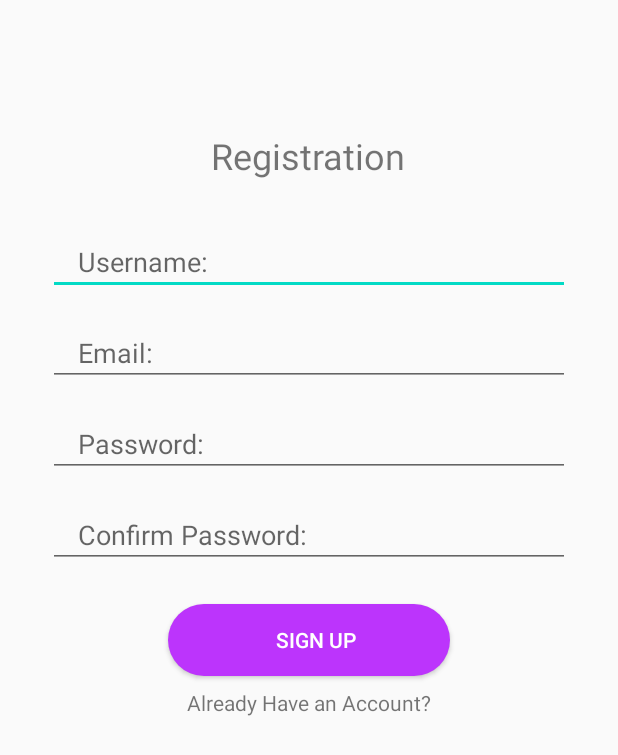
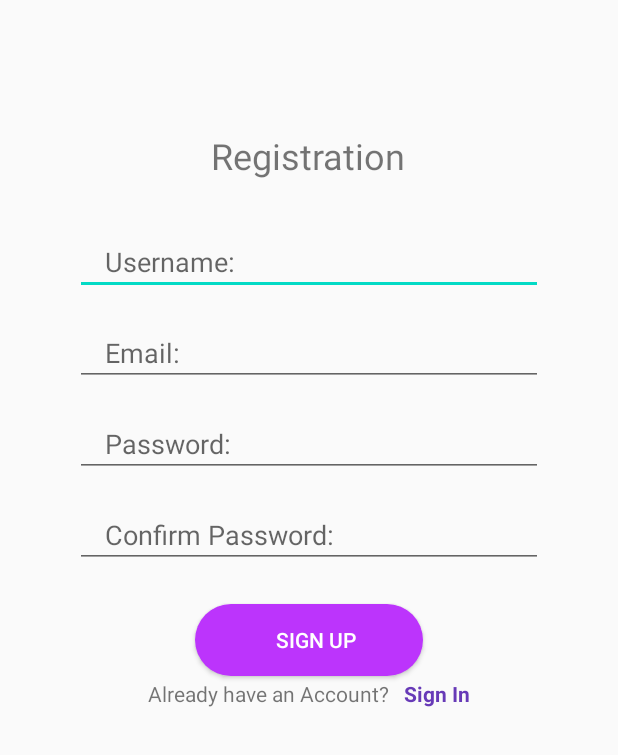
Before and after one commit to borisboychev/Meet-me-app, an Android app: the RegistrationActivity screen opened directly, with no data from a screen before it, on a phone screen of 412 x 824 dp. Shown: the top 755 px of the screen. Run offline under Robolectric (Android 15) with nearby library versions, the phone set to English and light mode, and no system bars.

Commit message:
switchin between activities

```diff
--- a/app/src/main/java/com/example/meetme/MainActivity.java
+++ b/app/src/main/java/com/example/meetme/MainActivity.java
@@ -9,6 +9,6 @@ public class MainActivity extends AppCompatActivity {
     @Override
     protected void onCreate(Bundle savedInstanceState) {
         super.onCreate(savedInstanceState);
-        setContentView(R.layout.registration);
+        setContentView(R.layout.activity_main);
     }
 }
--- a/app/src/main/java/com/example/meetme/RegistrationActivity.java
+++ b/app/src/main/java/com/example/meetme/RegistrationActivity.java
@@ -2,7 +2,11 @@ package com.example.meetme;
 
 import androidx.appcompat.app.AppCompatActivity;
 
+import android.content.Intent;
 import android.os.Bundle;
+import android.view.View;
+import android.widget.Button;
+import android.widget.TextView;
 
 public class RegistrationActivity extends AppCompatActivity {
 
@@ -10,5 +14,12 @@ public class RegistrationActivity extends AppCompatActivity {
     protected void onCreate(Bundle savedInstanceState) {
         super.onCreate(savedInstanceState);
         setContentView(R.layout.registration);
+        TextView signInBtn = findViewById(R.id.signInTv);
+        signInBtn.setOnClickListener(new View.OnClickListener() {
+            @Override
+            public void onClick(View view) {
+                startActivity(new Intent(RegistrationActivity.this, LoginActivity.class));
+            }
+        });
     }
 }
--- a/app/src/main/res/drawable/input_bg.xml
+++ b/app/src/main/res/drawable/btn2_bg.xml
@@ -1,6 +1,5 @@
 <?xml version="1.0" encoding="utf-8"?>
 <shape xmlns:android="http://schemas.android.com/apk/res/android">
-
-    <stroke android:width="2dp"/>
+    <stroke android:width="1dp" android:color="#FFF"/>
     <corners android:radius="70dp"/>
 </shape>
--- a/app/src/main/res/layout/registration.xml
+++ b/app/src/main/res/layout/registration.xml
@@ -23,9 +23,9 @@
         android:id="@+id/regInputUsername"
         android:layout_width="0dp"
         android:layout_height="wrap_content"
-        android:layout_marginStart="32dp"
+        android:layout_marginStart="50dp"
         android:layout_marginTop="32dp"
-        android:layout_marginEnd="32dp"
+        android:layout_marginEnd="50dp"
         android:ems="10"
         android:hint="Username: "
         android:inputType="textPersonName"
@@ -86,16 +86,6 @@
         app:layout_constraintStart_toStartOf="@+id/regInputPassword"
         app:layout_constraintTop_toBottomOf="@+id/regInputPassword" />
 
-    <TextView
-        android:id="@+id/alreadyRegisteredTv"
-        android:layout_width="wrap_content"
-        android:layout_height="wrap_content"
-        android:layout_marginTop="8dp"
-        android:text="Already Have an Account?"
-        app:layout_constraintEnd_toEndOf="@+id/btnRegister"
-        app:layout_constraintStart_toStartOf="@+id/btnRegister"
-        app:layout_constraintTop_toBottomOf="@+id/btnRegister" />
-
     <Button
         android:id="@+id/btnRegister"
         android:layout_width="0dp"
@@ -115,4 +105,31 @@
         app:layout_constraintStart_toStartOf="@+id/regInputConfirmPassword"
         app:layout_constraintTop_toBottomOf="@+id/regInputConfirmPassword" />
 
+    <LinearLayout
+        android:layout_width="0dp"
+        android:layout_height="wrap_content"
+        android:layout_marginTop="2dp"
+        android:gravity="center"
+        android:orientation="horizontal"
+        android:textAlignment="center"
+        app:layout_constraintEnd_toEndOf="parent"
+        app:layout_constraintStart_toStartOf="parent"
+        app:layout_constraintTop_toBottomOf="@+id/btnRegister">
+
+        <TextView
+            android:layout_width="wrap_content"
+            android:layout_height="wrap_content"
+            android:text="Already have an Account?" />
+
+        <TextView
+            android:id="@+id/signInTv"
+            android:layout_width="wrap_content"
+            android:layout_height="wrap_content"
+            android:paddingLeft="10dp"
+            android:text="Sign In"
+            android:textAllCaps="false"
+            android:textColor="#673AB7"
+            android:textStyle="bold" />
+    </LinearLayout>
+
 </androidx.constraintlayout.widget.ConstraintLayout>
```
Also changed, not shown: app/src/main/AndroidManifest.xml (+5 -3 lines), app/src/main/java/com/example/meetme/LandingPageActivity.java (added, +32 -0 lines), app/src/main/java/com/example/meetme/LoginActivity.java (+10 -0 lines), app/src/main/res/layout/landing_page.xml (added, +73 -0 lines), app/src/main/res/layout/login.xml (+26 -19 lines).
